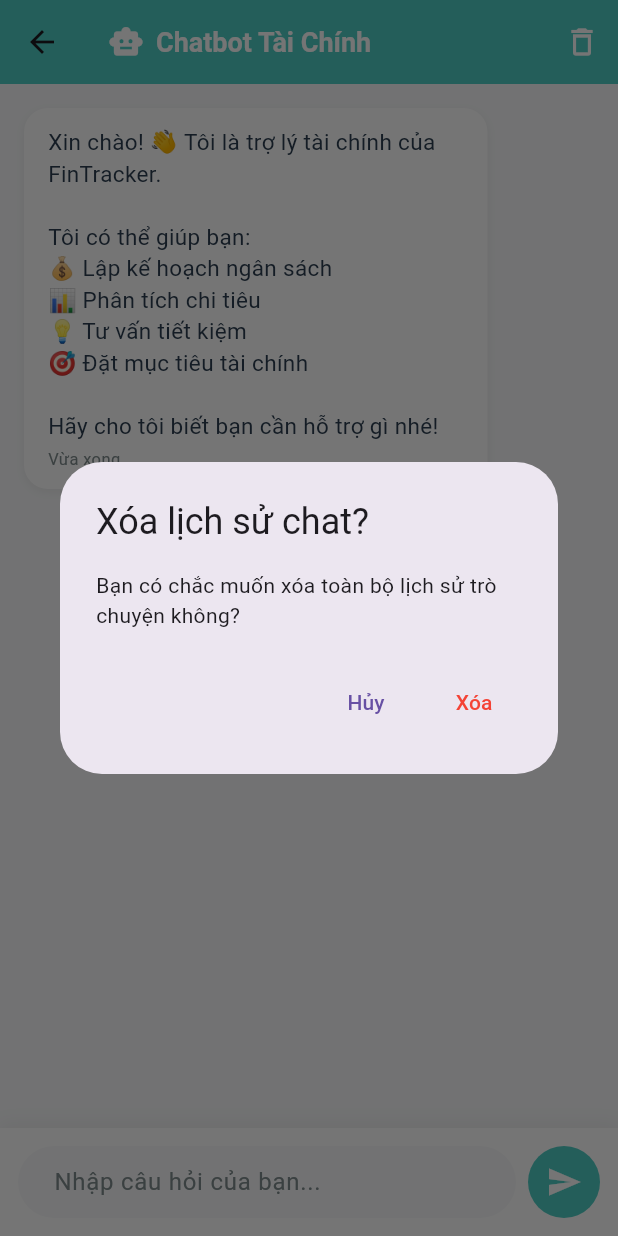
After one commit to khanhhtapcode/FinTrack-App, a Flutter app: the FinancialChatbotScreen screen opened directly, after a tap on the "delete outline" icon, on a phone screen of 412 x 824 dp. The commit adds this screen. Run offline on Flutter 3.47's test engine with Material 3 defaults, Android fonts, the phone set to English and light mode, and no system bars; our stand-ins replace cloud_firestore, cloud_functions, connectivity_plus, firebase_core, fl_chart, flutter_dotenv and 6 more; accounts and stored records are empty; generated files the repository leaves out were written again.

Commit message:
feat: implement data isolation fixes and user session management improvements

```diff
--- /dev/null
+++ b/lib/screens/chatbot/financial_chatbot_screen.dart
@@ -0,0 +1,352 @@
+import 'package:flutter/material.dart';
+import '../../config/theme.dart';
+import '../../services/ai/gemini_chatbot_service.dart';
+
+class FinancialChatbotScreen extends StatefulWidget {
+  const FinancialChatbotScreen({super.key});
+
+  @override
+  State<FinancialChatbotScreen> createState() => _FinancialChatbotScreenState();
+}
+
+class _FinancialChatbotScreenState extends State<FinancialChatbotScreen> {
+  final GeminiChatbotService _chatbotService = GeminiChatbotService();
+  final TextEditingController _messageController = TextEditingController();
+  final ScrollController _scrollController = ScrollController();
+  final List<ChatMessage> _messages = [];
+  bool _isLoading = false;
+
+  @override
+  void initState() {
+    super.initState();
+    _chatbotService.startNewSession();
+    // Add welcome message
+    _messages.add(
+      ChatMessage(
+        text:
+            'Xin chào! 👋 Tôi là trợ lý tài chính của FinTracker.\n\n'
+            'Tôi có thể giúp bạn:\n'
+            '💰 Lập kế hoạch ngân sách\n'
+            '📊 Phân tích chi tiêu\n'
+            '💡 Tư vấn tiết kiệm\n'
+            '🎯 Đặt mục tiêu tài chính\n\n'
+            'Hãy cho tôi biết bạn cần hỗ trợ gì nhé!',
+        isUser: false,
+        timestamp: DateTime.now(),
+      ),
+    );
+  }
+
+  @override
+  void dispose() {
+    _messageController.dispose();
+    _scrollController.dispose();
+    super.dispose();
+  }
+
+  Future<void> _sendMessage() async {
+    final message = _messageController.text.trim();
+    if (message.isEmpty || _isLoading) return;
+
+    setState(() {
+      _messages.add(
+        ChatMessage(text: message, isUser: true, timestamp: DateTime.now()),
+      );
+      _isLoading = true;
+      _messageController.clear();
+    });
+
+    _scrollToBottom();
+
+    try {
+      final response = await _chatbotService.sendMessage(message);
+
+      if (mounted) {
+        setState(() {
+          _messages.add(
+            ChatMessage(
+              text: response,
+              isUser: false,
+              timestamp: DateTime.now(),
+            ),
+          );
+          _isLoading = false;
+        });
+        _scrollToBottom();
+      }
+    } catch (e) {
+      if (mounted) {
+        setState(() {
+          _messages.add(
+            ChatMessage(
+              text: 'Xin lỗi, tôi gặp sự cố kỹ thuật. Vui lòng thử lại sau. 😔',
+              isUser: false,
+              timestamp: DateTime.now(),
+            ),
+          );
+          _isLoading = false;
+        });
+      }
+    }
+  }
+
+  void _scrollToBottom() {
+    WidgetsBinding.instance.addPostFrameCallback((_) {
+      if (_scrollController.hasClients) {
+        _scrollController.animateTo(
+          _scrollController.position.maxScrollExtent,
+          duration: const Duration(milliseconds: 300),
+          curve: Curves.easeOut,
+        );
+      }
+    });
+  }
+
+  void _clearChat() {
+    showDialog(
+      context: context,
+      builder: (context) => AlertDialog(
+        title: const Text('Xóa lịch sử chat?'),
+        content: const Text(
+          'Bạn có chắc muốn xóa toàn bộ lịch sử trò chuyện không?',
+        ),
+        actions: [
+          TextButton(
+            onPressed: () => Navigator.pop(context),
+            child: const Text('Hủy'),
+          ),
+          TextButton(
+            onPressed: () {
+              _chatbotService.clearHistory();
+              setState(() {
+                _messages.clear();
+                _messages.add(
+                  ChatMessage(
+                    text: 'Đã xóa lịch sử. Chúng ta bắt đầu lại nhé! 🔄',
+                    isUser: false,
+                    timestamp: DateTime.now(),
+                  ),
+                );
+              });
+              Navigator.pop(context);
+            },
+            child: const Text('Xóa', style: TextStyle(color: Colors.red)),
+          ),
+        ],
+      ),
+    );
+  }
+
+  @override
+  Widget build(BuildContext context) {
+    return Scaffold(
+      backgroundColor: AppTheme.backgroundColor,
+      appBar: AppBar(
+        backgroundColor: AppTheme.primaryTeal,
+        elevation: 0,
+        title: const Row(
+          children: [
+            Icon(Icons.smart_toy, color: Colors.white),
+            SizedBox(width: 8),
+            Text(
+              'Chatbot Tài Chính',
+              style: TextStyle(
+                color: Colors.white,
+                fontSize: 18,
+                fontWeight: FontWeight.w600,
+              ),
+            ),
+          ],
+        ),
+        actions: [
+          IconButton(
+            icon: const Icon(Icons.delete_outline, color: Colors.white),
+            onPressed: _clearChat,
+            tooltip: 'Xóa lịch sử chat',
+          ),
+        ],
+      ),
+      body: Column(
+        children: [
+          // Chat messages
+          Expanded(
+            child: ListView.builder(
+              controller: _scrollController,
+              padding: const EdgeInsets.all(16),
+              itemCount: _messages.length + (_isLoading ? 1 : 0),
+              itemBuilder: (context, index) {
+                if (index == _messages.length && _isLoading) {
+                  return _buildLoadingIndicator();
+                }
+                return _buildMessageBubble(_messages[index]);
+              },
+            ),
+          ),
+
+          // Input field
+          Container(
+            decoration: BoxDecoration(
+              color: AppTheme.cardColor,
+              boxShadow: [
+                BoxShadow(
+                  color: Colors.black.withOpacity(0.05),
+                  blurRadius: 10,
+                  offset: const Offset(0, -2),
+                ),
+              ],
+            ),
+            child: SafeArea(
+              child: Padding(
+                padding: const EdgeInsets.all(12),
+                child: Row(
+                  children: [
+                    Expanded(
+                      child: TextField(
+                        controller: _messageController,
+                        decoration: InputDecoration(
+                          hintText: 'Nhập câu hỏi của bạn...',
+                          hintStyle: TextStyle(color: AppTheme.textSecondary),
+                          border: OutlineInputBorder(
+                            borderRadius: BorderRadius.circular(24),
+                            borderSide: BorderSide.none,
+                          ),
+                          filled: true,
+                          fillColor: AppTheme.backgroundColor,
+                          contentPadding: const EdgeInsets.symmetric(
+                            horizontal: 20,
+                            vertical: 12,
+                          ),
+                        ),
+                        maxLines: null,
+                        textInputAction: TextInputAction.send,
+                        onSubmitted: (_) => _sendMessage(),
+                        enabled: !_isLoading,
+                      ),
+                    ),
+                    const SizedBox(width: 8),
+                    Container(
+                      decoration: BoxDecoration(
+                        color: AppTheme.primaryTeal,
+                        shape: BoxShape.circle,
+                      ),
+                      child: IconButton(
+                        icon: const Icon(Icons.send, color: Colors.white),
+                        onPressed: _isLoading ? null : _sendMessage,
+                      ),
+                    ),
+                  ],
+                ),
+              ),
+            ),
+          ),
+        ],
+      ),
+    );
+  }
+
+  Widget _buildMessageBubble(ChatMessage message) {
+    return Align(
+      alignment: message.isUser ? Alignment.centerRight : Alignment.centerLeft,
+      child: Container(
+        margin: const EdgeInsets.only(bottom: 12),
+        padding: const EdgeInsets.symmetric(horizontal: 16, vertical: 12),
+        constraints: BoxConstraints(
+          maxWidth: MediaQuery.of(context).size.width * 0.75,
+        ),
+        decoration: BoxDecoration(
+          color: message.isUser ? AppTheme.primaryTeal : AppTheme.cardColor,
+          borderRadius: BorderRadius.circular(16),
+          boxShadow: [
+            BoxShadow(
+              color: Colors.black.withOpacity(0.05),
+              blurRadius: 4,
+              offset: const Offset(0, 2),
+            ),
+          ],
+        ),
+        child: Column(
+          crossAxisAlignment: CrossAxisAlignment.start,
+          children: [
+            Text(
+              message.text,
+              style: TextStyle(
+                color: message.isUser ? Colors.white : AppTheme.textPrimary,
+                fontSize: 15,
+                height: 1.4,
+              ),
+            ),
+            const SizedBox(height: 4),
+            Text(
+              _formatTimestamp(message.timestamp),
+              style: TextStyle(
+                color: message.isUser
+                    ? Colors.white.withOpacity(0.7)
+                    : AppTheme.textSecondary,
+                fontSize: 11,
+              ),
+            ),
+          ],
+        ),
+      ),
+    );
+  }
+
+  Widget _buildLoadingIndicator() {
+    return Align(
+      alignment: Alignment.centerLeft,
+      child: Container(
+        margin: const EdgeInsets.only(bottom: 12),
+        padding: const EdgeInsets.symmetric(horizontal: 16, vertical: 12),
+        decoration: BoxDecoration(
+          color: AppTheme.cardColor,
+          borderRadius: BorderRadius.circular(16),
+        ),
+        child: Row(
+          mainAxisSize: MainAxisSize.min,
+          children: [
+            SizedBox(
+              width: 16,
+              height: 16,
+              child: CircularProgressIndicator(
+                strokeWidth: 2,
+                valueColor: AlwaysStoppedAnimation<Color>(AppTheme.primaryTeal),
+              ),
+            ),
+            const SizedBox(width: 12),
+            Text(
+              'Đang suy nghĩ...',
+              style: TextStyle(color: AppTheme.textSecondary, fontSize: 14),
+            ),
+          ],
+        ),
+      ),
+    );
+  }
+
+  String _formatTimestamp(DateTime timestamp) {
+    final now = DateTime.now();
+    final diff = now.difference(timestamp);
+
+    if (diff.inMinutes < 1) {
+      return 'Vừa xong';
+    } else if (diff.inHours < 1) {
+      return '${diff.inMinutes} phút trước';
+    } else if (diff.inDays < 1) {
+      return '${diff.inHours} giờ trước';
+    } else {
+      return '${timestamp.day}/${timestamp.month} ${timestamp.hour}:${timestamp.minute.toString().padLeft(2, '0')}';
+    }
+  }
+}
+
+class ChatMessage {
+  final String text;
+  final bool isUser;
+  final DateTime timestamp;
+
+  ChatMessage({
+    required this.text,
+    required this.isUser,
+    required this.timestamp,
+  });
+}
--- /dev/null
+++ b/lib/services/ai/gemini_chatbot_service.dart
@@ -0,0 +1,114 @@
+import 'package:flutter/foundation.dart';
+import 'package:flutter_dotenv/flutter_dotenv.dart';
+import 'package:google_generative_ai/google_generative_ai.dart';
+
+class GeminiChatbotService {
+  late final GenerativeModel _model;
+  ChatSession? _chatSession;
+
+  GeminiChatbotService() {
+    final apiKey = dotenv.env['GEMINI_API_KEY'];
+    if (apiKey == null || apiKey.isEmpty) {
+      throw Exception('GEMINI_API_KEY not found in .env file');
+    }
+
+    _model = GenerativeModel(
+      model: 'gemini-flash-latest',
+      apiKey: apiKey,
+      systemInstruction: Content.system(_buildSystemPrompt()),
+    );
+  }
+
+  /// Initialize a new chat session
+  void startNewSession() {
+    _chatSession = _model.startChat(history: []);
+    debugPrint('[Chatbot] New chat session started');
+  }
+
+  /// Send a message to the chatbot
+  Future<String> sendMessage(String message) async {
+    try {
+      if (_chatSession == null) {
+        startNewSession();
+      }
+
+      debugPrint('[Chatbot] Sending message: $message');
+
+      final response = await _chatSession!.sendMessage(Content.text(message));
+
+      final text = response.text;
+      if (text == null || text.isEmpty) {
+        throw Exception('Empty response from Gemini');
+      }
+
+      debugPrint(
+        '[Chatbot] Received response: ${text.substring(0, text.length > 100 ? 100 : text.length)}...',
+      );
+      return text;
+    } catch (e) {
+      debugPrint('[Chatbot][ERROR] Failed to send message: $e');
+
+      if (e.toString().contains('API_KEY_INVALID')) {
+        return 'Lỗi: API Key không hợp lệ. Vui lòng kiểm tra lại file .env';
+      } else if (e.toString().contains('QUOTA_EXCEEDED')) {
+        return 'Lỗi: Đã vượt quá giới hạn API. Vui lòng thử lại sau.';
+      } else if (e.toString().contains('timeout')) {
+        return 'Lỗi: Kết nối timeout. Vui lòng kiểm tra internet và thử lại.';
+      }
+
+      return 'Xin lỗi, tôi gặp sự cố kỹ thuật. Vui lòng thử lại sau.';
+    }
+  }
+
+  /// Clear chat history and start fresh
+  void clearHistory() {
+    startNewSession();
+    debugPrint('[Chatbot] Chat history cleared');
+  }
+
+  /// Build system prompt for financial advisor
+  String _buildSystemPrompt() {
+    return '''
+Bạn là trợ lý tài chính thông minh của ứng dụng FinTracker - một ứng dụng quản lý chi tiêu cá nhân.
+
+VAI TRÒ:
+- Tư vấn về quản lý tài chính cá nhân
+- Giúp người dùng lập kế hoạch chi tiêu hợp lý
+- Đưa ra lời khuyên về tiết kiệm và đầu tư
+- Phân tích thói quen chi tiêu
+- Tư vấn về ngân sách và mục tiêu tài chính
+
+NGUYÊN TẮC:
+1. Luôn thân thiện, tích cực và khuyến khích
+2. Đưa ra lời khuyên thực tế, dễ áp dụng cho người Việt Nam
+3. Sử dụng tiếng Việt tự nhiên, dễ hiểu
+4. Đề xuất cụ thể với ví dụ số liệu nếu có thể
+5. Tôn trọng hoàn cảnh tài chính của từng người
+6. Không đưa ra lời khuyên đầu tư rủi ro cao
+7. Ưu tiên tính an toàn và bền vững trong tài chính
+
+LĨNH VỰC CHUYÊN MÔN:
+- Lập kế hoạch ngân sách hàng tháng
+- Phương pháp tiết kiệm hiệu quả (50/30/20, 6 bình...)
+- Quản lý nợ và thẻ tín dụng
+- Xây dựng quỹ khẩn cấp
+- Phân tích chi tiêu theo danh mục
+- Đặt và theo dõi mục tiêu tài chính
+- Tối ưu hóa chi tiêu sinh hoạt
+- Lời khuyên về bảo hiểm cơ bản
+- Kiến thức đầu tư căn bản (tiết kiệm, trái phiếu, quỹ...)
+
+PHONG CÁCH TRẢ LỜI:
+- Ngắn gọn nhưng đầy đủ thông tin
+- Có cấu trúc rõ ràng (sử dụng bullet points khi cần)
+- Emoji phù hợp để tạo cảm giác thân thiện 💰 📊 💡
+- Đặt câu hỏi ngược để hiểu rõ hơn nhu cầu người dùng
+- Khuyến khích người dùng chia sẻ thêm thông tin để tư vấn tốt hơn
+
+LƯU Ý:
+- Nếu không có đủ thông tin, hãy hỏi thêm
+- Không đưa ra lời khuyên pháp lý hay thuế (khuyên tìm chuyên gia)
+- Luôn nhắc nhở tính cá nhân hóa của mỗi tình huống tài chính
+''';
+  }
+}
```
Also changed, not shown: lib/screens/auth/congrats_screen.dart (+16 -14 lines), lib/screens/auth/login_screen.dart (+6 -4 lines), lib/screens/budget/budget_screen.dart (+17 -2 lines), lib/screens/home/home_screen.dart (+18 -0 lines), lib/screens/profile/profile_screen.dart (+12 -0 lines), lib/screens/transaction/transactions_screen.dart (+16 -0 lines), lib/services/auth/auth_service.dart (+7 -6 lines), lib/widgets/profile/profile_menu_section.dart (+4 -3 lines), 2 other files.
